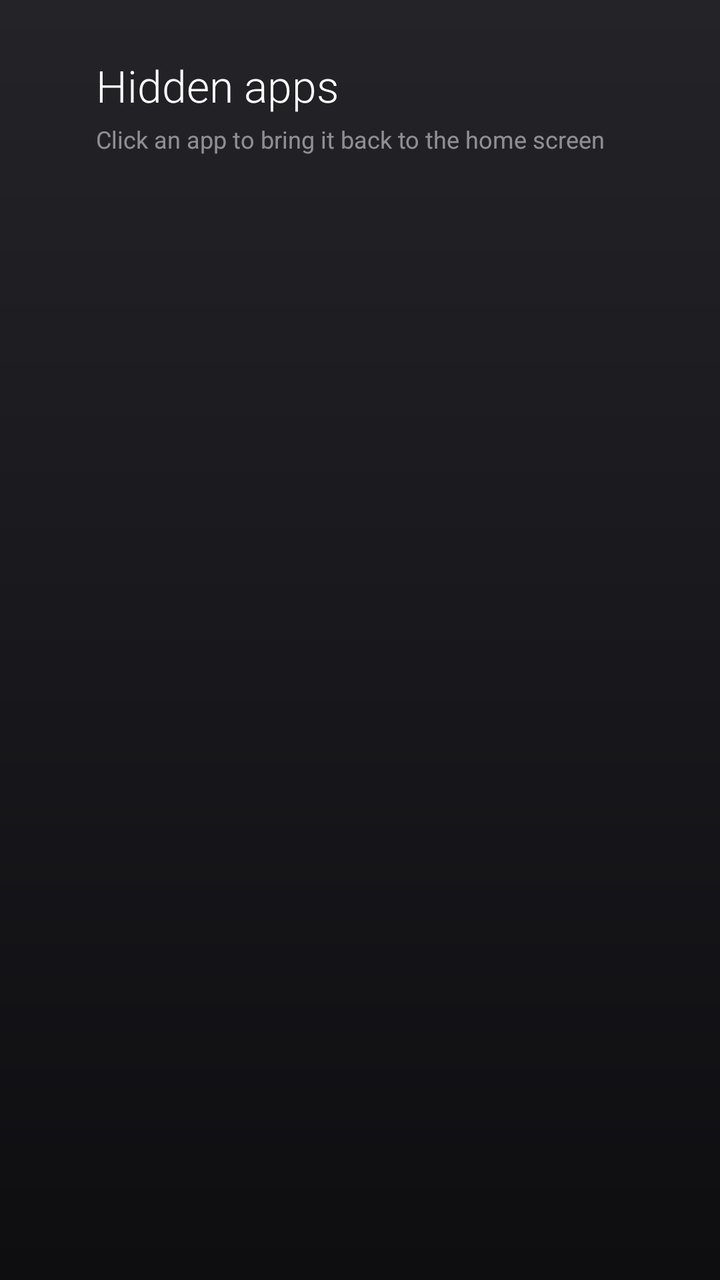
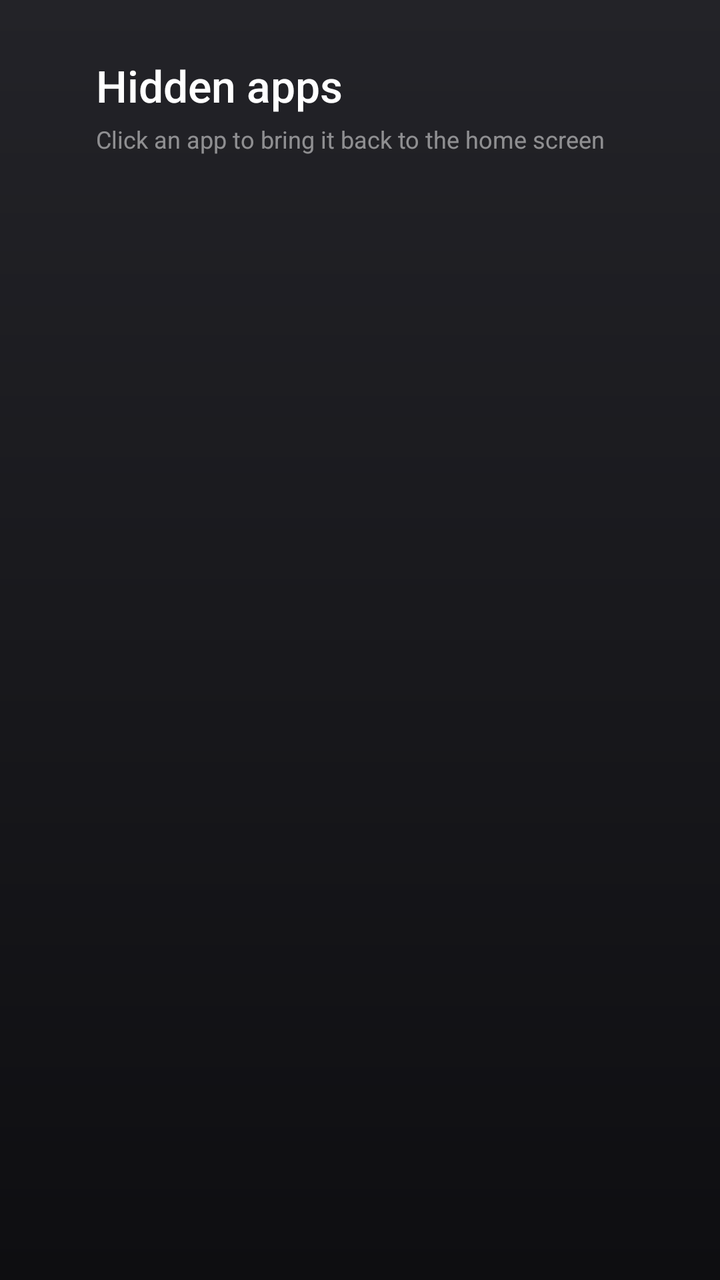

The first picture is an Android layout as it rendered before a commit; the second is the same layout after the commit. The layout source and the unified diff follow.
<!-- AndroidManifest.xml: application theme Theme.Launcher -->
<!-- res/layout/activity_hidden.xml -->
<?xml version="1.0" encoding="utf-8"?>
<FrameLayout xmlns:android="http://schemas.android.com/apk/res/android"
    android:layout_width="match_parent"
    android:layout_height="match_parent"
    android:paddingStart="48dp"
    android:paddingEnd="48dp"
    android:paddingTop="28dp"
    android:clipChildren="false"
    android:clipToPadding="false">

    <LinearLayout
        android:layout_width="wrap_content"
        android:layout_height="wrap_content"
        android:orientation="vertical">

        <TextView
            android:layout_width="wrap_content"
            android:layout_height="wrap_content"
            android:text="@string/hidden_title"
            android:textSize="22sp"
            android:textColor="#FFFFFF"
            android:fontFamily="sans-serif-light" />

        <TextView
            android:layout_width="wrap_content"
            android:layout_height="wrap_content"
            android:layout_marginTop="4dp"
            android:text="@string/hidden_hint"
            android:textSize="12sp"
            android:textColor="#FFFFFF"
            android:alpha="0.5" />
    </LinearLayout>

    <TextView
        android:id="@+id/empty"
        android:layout_width="wrap_content"
        android:layout_height="wrap_content"
        android:layout_gravity="center"
        android:text="@string/no_hidden"
        android:textSize="16sp"
        android:textColor="#FFFFFF"
        android:alpha="0.5"
        android:visibility="gone" />

    <androidx.recyclerview.widget.RecyclerView
        android:id="@+id/grid"
        android:layout_width="match_parent"
        android:layout_height="match_parent"
        android:layout_marginTop="88dp"
        android:paddingTop="12dp"
        android:paddingBottom="40dp"
        android:clipChildren="false"
        android:clipToPadding="false"
        android:overScrollMode="never" />
</FrameLayout>
<!-- resources referenced by this layout -->
<resources>
  <string name="hidden_hint">Click an app to bring it back to the home screen</string>
  <string name="hidden_title">Hidden apps</string>
  <string name="no_hidden">No hidden apps</string>
  <style name="Theme.Launcher" parent="android:Theme.Material.NoActionBar">
          <item name="android:windowBackground">@drawable/bg_home</item>
          <item name="android:colorAccent">#FFEFEFF4</item>
          <item name="android:statusBarColor">#00000000</item>
          <item name="android:navigationBarColor">#00000000</item>
      </style>
  <!-- drawable bg_home (drawable) -->
  <?xml version="1.0" encoding="utf-8"?>
  <shape xmlns:android="http://schemas.android.com/apk/res/android"
      android:shape="rectangle">
      <gradient
          android:angle="270"
          android:startColor="#FF232328"
          android:endColor="#FF0E0E11" />
  </shape>
</resources>

<!-- the commit's change to res/layout/activity_hidden.xml (unified diff, before → after) -->
@@ -19,7 +19,7 @@
             android:text="@string/hidden_title"
             android:textSize="22sp"
             android:textColor="#FFFFFF"
-            android:fontFamily="sans-serif-light" />
+            android:fontFamily="sans-serif-medium" />
 
         <TextView
             android:layout_width="wrap_content"
